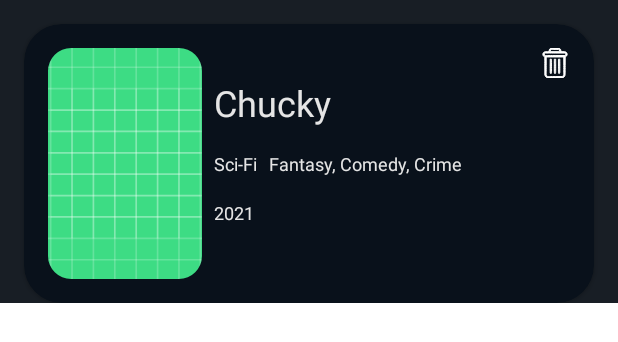
After one commit to amnah44/Mango-Movies, an Android app: the layout item_favourite.xml on its own in the app's theme, with its tools: preview values and no code run, on a phone screen of 412 x 824 dp. The commit adds this screen. Shown: the top 342 px of the screen. Run offline under Robolectric (Android 15) with nearby library versions, the phone set to English and light mode, and no system bars.

Commit message:
complete-favourite-recycler-item

```diff
--- a/app/build.gradle
+++ b/app/build.gradle
@@ -31,7 +31,7 @@
     kotlinOptions {
         jvmTarget = '1.8'
     }
-    buildFeatures{
+    buildFeatures {
         //noinspection DataBindingWithoutKapt
         dataBinding true
     }
--- /dev/null
+++ b/app/src/main/res/drawable/ic_delete.xml
@@ -0,0 +1,22 @@
+<vector xmlns:android="http://schemas.android.com/apk/res/android"
+    android:width="512dp"
+    android:height="512dp"
+    android:viewportWidth="512"
+    android:viewportHeight="512">
+  <path
+      android:pathData="M193.1,1.1c-7.7,1.5 -18.2,7.2 -24,13 -9.7,9.7 -14,22.1 -14.1,40.1l0,7.8 -30.2,-0c-34.1,-0 -41.6,0.8 -50.6,5 -8.1,3.8 -17.8,13.4 -21.5,21.3 -8.4,17.8 -4.8,38.4 9,52.1 4.8,4.8 16.1,11.6 19.2,11.6 0.8,-0 1.1,42.2 1.3,154.2l0.3,154.3 2.7,8c3.8,11.1 9.2,19.6 16.8,26.9 7.9,7.4 16.2,12 26.6,14.6 7.5,1.9 11.5,2 127.4,2 115.9,-0 119.9,-0.1 127.4,-2 24.3,-6.2 41.8,-26.4 45.6,-52.7 0.6,-4.2 1,-63.9 1,-156l0,-149.1 3.8,-1.3c14.3,-4.6 26.7,-19.9 29.3,-35.9 2.7,-16.9 -5.7,-35.8 -20.2,-45.1 -10.9,-6.9 -12.6,-7.2 -51,-7.7l-34.6,-0.4 -0.6,-11.7c-0.7,-12.9 -2.8,-20.4 -7.7,-28.2 -6.7,-10.4 -18.8,-18.6 -30.9,-20.9 -6.6,-1.2 -118.6,-1.2 -125,0.1zM319.5,26.2c9,4.9 12.6,11.8 13.3,25.5l0.5,10.3 -77.3,-0 -77.2,-0 0.3,-10.8c0.4,-9.5 0.7,-11.2 3.2,-15.4 1.5,-2.6 4.1,-5.7 5.8,-6.9 6.9,-4.9 6.6,-4.9 69.4,-4.6 52.8,0.2 59.3,0.4 62,1.9zM427.5,88.7c5.1,2.7 8,5.8 10.1,10.8 3.8,9.2 0.6,20.3 -7.5,26l-4.3,3 -167.6,0.3c-117.1,0.2 -168.8,-0 -171.4,-0.8 -10,-2.9 -16.4,-14.4 -13.8,-24.9 1.9,-7.9 8.2,-14.1 16.5,-16.2 1.7,-0.4 77.5,-0.6 168.5,-0.6l165.5,0.2 4,2.2zM405.8,300.5c0.2,100.3 -0.1,149.2 -0.8,154 -2.1,13.8 -9.3,24 -20.8,29.7l-6.7,3.3 -118.9,0.3c-129,0.3 -125.6,0.4 -134.3,-5.1 -8.2,-5.2 -15,-15.3 -17.2,-25.5 -0.8,-3.8 -1.1,-47.9 -1.1,-154.8l0,-149.4 149.8,0.2 149.7,0.3 0.3,147z"
+      android:fillColor="#ffffff"
+      android:strokeColor="#ffffff"/>
+  <path
+      android:pathData="M177.2,188.9c-1.6,1.7 -3.2,4.4 -3.6,6.2 -0.3,1.7 -0.6,54.2 -0.6,116.6 0,120.9 -0.1,117.2 4.7,121.6 3.1,2.7 8.4,3.2 12.6,1.2 7.1,-3.4 6.7,4.7 6.7,-124 0,-125.5 0.3,-119.1 -5.4,-122.9 -1.4,-0.9 -4.5,-1.6 -7,-1.6 -3.6,-0 -5,0.6 -7.4,2.9z"
+      android:fillColor="#ffffff"
+      android:strokeColor="#ffffff"/>
+  <path
+      android:pathData="M248.8,188.3c-1.4,1.2 -3.1,3.2 -3.7,4.4 -0.8,1.5 -1.1,36.1 -1.1,117.8 0,128.7 -0.4,120.6 6.7,124 4.2,2 9.5,1.5 12.6,-1.2 4.8,-4.4 4.7,-0.7 4.7,-121.6 0,-62.4 -0.3,-114.9 -0.6,-116.6 -0.4,-1.8 -2,-4.5 -3.6,-6.2 -3.8,-3.8 -10.9,-4.1 -15,-0.6z"
+      android:fillColor="#ffffff"
+      android:strokeColor="#ffffff"/>
+  <path
+      android:pathData="M318.4,189.4l-3.4,3.4 0,117.1c0,100.7 0.2,117.6 1.5,120 1.5,3.1 6.9,6.1 10.8,6.1 3.7,-0 9,-4.1 10.4,-8 1.6,-4.6 1.8,-227.6 0.3,-233.2 -1.5,-5.4 -6.1,-8.8 -11.7,-8.8 -3.8,-0 -5,0.5 -7.9,3.4z"
+      android:fillColor="#ffffff"
+      android:strokeColor="#ffffff"/>
+</vector>
--- /dev/null
+++ b/app/src/main/res/drawable/rounded_corner_view.xml
@@ -0,0 +1,9 @@
+<?xml version="1.0" encoding="utf-8"?>
+<shape
+    xmlns:android="http://schemas.android.com/apk/res/android"
+    android:shape="rectangle">
+    <corners android:radius="15dp" />
+    <stroke android:width="2dp" android:color="@color/red" />
+    <solid android:color="@color/red" />
+
+</shape>
--- /dev/null
+++ b/app/src/main/res/layout/item_favourite.xml
@@ -0,0 +1,105 @@
+<?xml version="1.0" encoding="utf-8"?>
+<layout xmlns:android="http://schemas.android.com/apk/res/android"
+    xmlns:app="http://schemas.android.com/apk/res-auto"
+    xmlns:tools="http://schemas.android.com/tools">
+
+    <data>
+
+        <variable
+            name="item"
+            type="com.example.footballapp.model.domain.specificCompetitionMatchesResponse.Matche" />
+
+        <variable
+            name="listener"
+            type="com.example.footballapp.ui.league.matches.MatchInteractionListener" />
+    </data>
+
+    <androidx.constraintlayout.widget.ConstraintLayout
+        android:layout_width="match_parent"
+        android:layout_height="wrap_content"
+        android:background="@color/app_color">
+
+        <androidx.cardview.widget.CardView
+            android:layout_width="match_parent"
+            android:layout_height="wrap_content"
+            android:layout_margin="@dimen/medium_margin"
+            android:layout_marginStart="@dimen/medium_margin"
+            android:layout_marginTop="@dimen/medium_margin"
+            android:layout_marginEnd="@dimen/medium_margin"
+            app:cardBackgroundColor="@color/dark_color"
+            app:cardCornerRadius="25dp"
+            app:layout_constraintEnd_toEndOf="parent"
+            app:layout_constraintStart_toStartOf="parent"
+            app:layout_constraintTop_toTopOf="parent">
+
+            <androidx.constraintlayout.widget.ConstraintLayout
+                android:layout_width="match_parent"
+                android:layout_height="match_parent">
+
+                <com.google.android.material.imageview.ShapeableImageView
+
+                    android:id="@+id/movieImg"
+                    android:layout_width="0dp"
+                    android:layout_height="0dp"
+                    android:layout_marginStart="@dimen/medium_margin"
+                    android:layout_marginTop="@dimen/medium_margin"
+                    android:layout_marginBottom="@dimen/medium_margin"
+                    android:scaleType="centerCrop"
+                    android:src="@drawable/ic_launcher_background"
+                    app:layout_constraintBottom_toBottomOf="parent"
+                    app:layout_constraintDimensionRatio="H,1:1.5"
+                    app:layout_constraintStart_toStartOf="parent"
+                    app:layout_constraintTop_toTopOf="parent"
+                    app:layout_constraintWidth_percent="0.27"
+                    app:shapeAppearanceOverlay="@style/ShapeAppearanceOverlay.App.CornerSize20Percent" />
+
+                <TextView
+                    android:id="@+id/movieCategory"
+                    android:layout_width="0dp"
+                    android:layout_height="wrap_content"
+                    android:layout_marginStart="@dimen/small_margin"
+                    android:textColor="@color/white"
+                    android:textSize="@dimen/txt2"
+                    app:layout_constraintBottom_toBottomOf="@+id/movieImg"
+                    app:layout_constraintStart_toEndOf="@+id/movieImg"
+                    app:layout_constraintTop_toTopOf="@+id/movieImg"
+                    tools:text="Sci-Fi   Fantasy, Comedy, Crime  " />
+
+                <TextView
+                    android:id="@+id/movieName"
+                    android:layout_width="wrap_content"
+                    android:layout_height="wrap_content"
+                    android:layout_marginBottom="@dimen/medium_margin"
+                    android:textColor="@color/white"
+                    android:textSize="@dimen/txt5"
+                    app:layout_constraintBottom_toTopOf="@+id/movieCategory"
+                    app:layout_constraintStart_toStartOf="@+id/movieCategory"
+                    tools:text="Chucky" />
+
+                <TextView
+                    android:id="@+id/movieYear"
+                    android:layout_width="wrap_content"
+                    android:layout_height="wrap_content"
+                    android:layout_marginTop="@dimen/medium_margin"
+                    android:textColor="@color/white"
+                    android:textSize="@dimen/txt2"
+                    app:layout_constraintStart_toStartOf="@+id/movieCategory"
+                    app:layout_constraintTop_toBottomOf="@+id/movieCategory"
+                    tools:text="2021" />
+
+                <ImageView
+                    android:id="@+id/delete"
+                    android:layout_width="20dp"
+                    android:layout_height="20dp"
+                    android:layout_marginEnd="@dimen/medium_margin"
+                    android:backgroundTint="@color/white"
+                    app:layout_constraintEnd_toEndOf="parent"
+                    app:layout_constraintTop_toTopOf="@+id/movieImg"
+                    app:srcCompat="@drawable/ic_delete" />
+
+            </androidx.constraintlayout.widget.ConstraintLayout>
+
+
+        </androidx.cardview.widget.CardView>
+    </androidx.constraintlayout.widget.ConstraintLayout>
+</layout>
--- a/app/src/main/res/values/colors.xml
+++ b/app/src/main/res/values/colors.xml
@@ -6,5 +6,15 @@
     <color name="teal_200">#FF03DAC5</color>
     <color name="teal_700">#FF018786</color>
     <color name="black">#FF000000</color>
-    <color name="white">#FFFFFFFF</color>
+
+
+
+    <color name="app_color">#181E25</color>
+    <color name="dark_color">#09111B</color>
+    <color name="white">#E5E5E5</color>
+    <color name="green">#26DB85</color>
+    <color name="red">#FF5757</color>
+    <color name="yellow">#FFFF00</color>
+    <color name="grayDark">#434343</color>
+
 </resources>
--- /dev/null
+++ b/app/src/main/res/values/dimens.xml
@@ -0,0 +1,17 @@
+<resources>
+    <dimen name="small_margin">8dp</dimen>
+    <dimen name="medium_margin">16dp</dimen>
+    <dimen name="large_margin">32dp</dimen>
+    <dimen name="xlarge_margin">64dp</dimen>
+    <dimen name="xxlarge_margin">128dp</dimen>
+
+
+
+    <dimen name="txt1">8sp</dimen>
+    <dimen name="txt2">12sp</dimen>
+    <dimen name="txt3">16sp</dimen>
+    <dimen name="txt4">20sp</dimen>
+    <dimen name="txt5">24sp</dimen>
+
+
+</resources>
--- a/app/src/main/res/values/themes.xml
+++ b/app/src/main/res/values/themes.xml
@@ -13,4 +13,10 @@
         <item name="android:statusBarColor" tools:targetApi="l">?attr/colorPrimaryVariant</item>
         <!-- Customize your theme here. -->
     </style>
+
+
+    <!-- Shareable image style -->
+    <style name="ShapeAppearanceOverlay.App.CornerSize20Percent" parent="">
+        <item name="cornerSize">15%</item>
+    </style>
 </resources>
```
